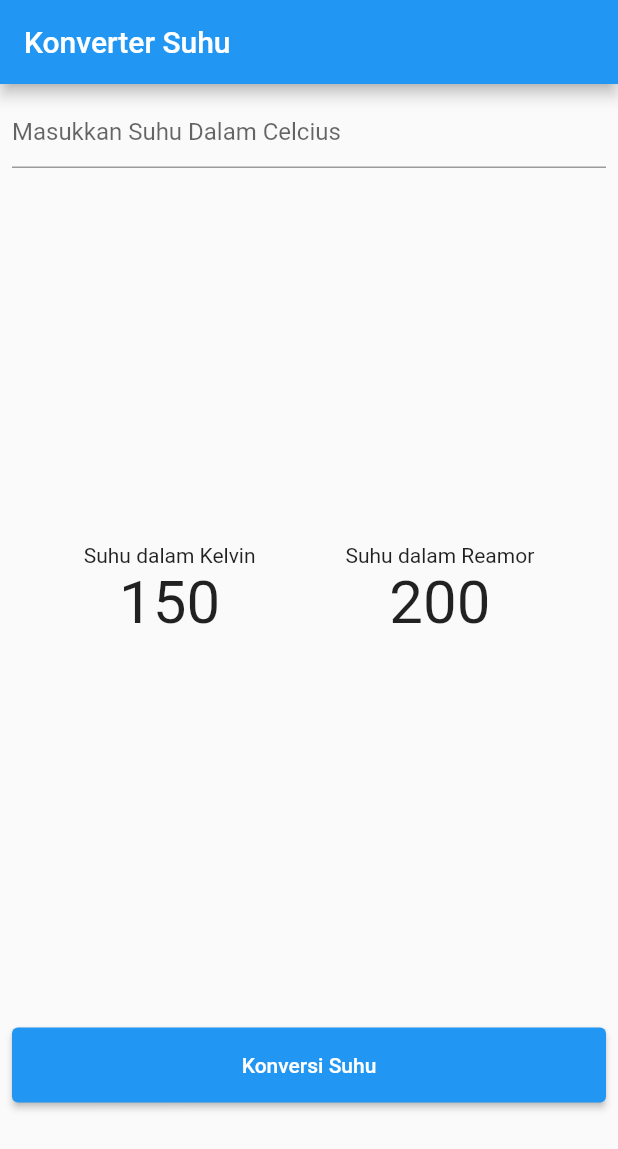
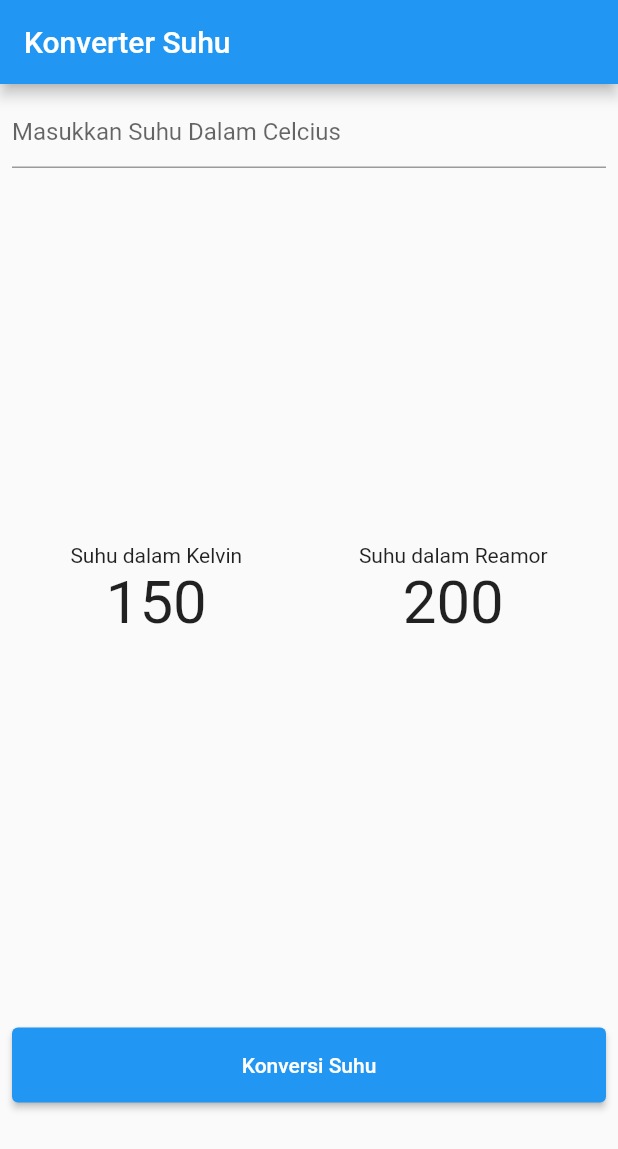
Before and after one commit to dafisatria/flutter_konversi_suhu, a Flutter app: the screen it shows after launch, on a phone screen of 412 x 824 dp. Shown: the top 1149 px of the screen. Run offline on Flutter 3.47's test engine with Material 2 defaults, Android fonts, the phone set to English and light mode, and no system bars.

Commit message:
rubah layout

```diff
--- a/lib/main.dart
+++ b/lib/main.dart
@@ -5,9 +5,17 @@ void main() {
   runApp(const MyApp());
 }
 
-class MyApp extends StatelessWidget {
+class MyApp extends StatefulWidget {
   const MyApp({Key? key}) : super(key: key);
 
+  @override
+  State<MyApp> createState() => _MyAppState();
+}
+
+class _MyAppState extends State<MyApp> {
+  // final double _inputUser = 0;
+  // final double _kelvin = 0;
+  // final double _reamour = 0;
   @override
   Widget build(BuildContext context) {
     return MaterialApp(
@@ -18,10 +26,10 @@ class MyApp extends StatelessWidget {
       ),
       home: Scaffold(
         appBar: AppBar(
-          title: Text('Konverter Suhu'),
+          title: const Text('Konverter Suhu'),
         ),
         body: Container(
-          margin: EdgeInsets.all(8),
+          margin: const EdgeInsets.all(8),
           child: Column(
             children: [
               TextFormField(
@@ -32,14 +40,12 @@ class MyApp extends StatelessWidget {
                   FilteringTextInputFormatter.digitsOnly
                 ],
               ),
-              Padding(
-                padding: const EdgeInsets.only(top: 250),
-                child:
-                    Row(mainAxisAlignment: MainAxisAlignment.center, children: [
-                  Padding(
-                    padding: const EdgeInsets.only(right: 30),
-                    child: Column(
-                      children: [
+              const SizedBox(
+                height: 250,
+              ),
+              Row(mainAxisAlignment: MainAxisAlignment.spaceAround, children: [
+                Column(
+                  children: const [
                     Text("Suhu dalam Kelvin"),
                     Text(
                       "150",
@@ -47,28 +53,23 @@ class MyApp extends StatelessWidget {
                     )
                   ],
                 ),
-                  ),
-                  Padding(
-                    padding: const EdgeInsets.only(left: 30),
-                    child: Column(
-                      children: [
+                Column(
+                  children: const [
                     Text("Suhu dalam Reamor"),
                     Text("200", style: TextStyle(fontSize: 40))
                   ],
                 ),
-                  )
               ]),
+              const SizedBox(
+                height: 260,
               ),
-              Padding(
-                padding: const EdgeInsets.only(top: 260),
-                child: ElevatedButton(
+              ElevatedButton(
                 style: ElevatedButton.styleFrom(
-                    minimumSize: Size.fromHeight(50),
+                  minimumSize: const Size.fromHeight(50),
                 ),
                 onPressed: () {},
-                  child: Text('Konversi Suhu'),
+                child: const Text('Konversi Suhu'),
               ),
-              )
             ],
           ),
         ),
```
Lines whose indentation alone changed are shown as unchanged.
